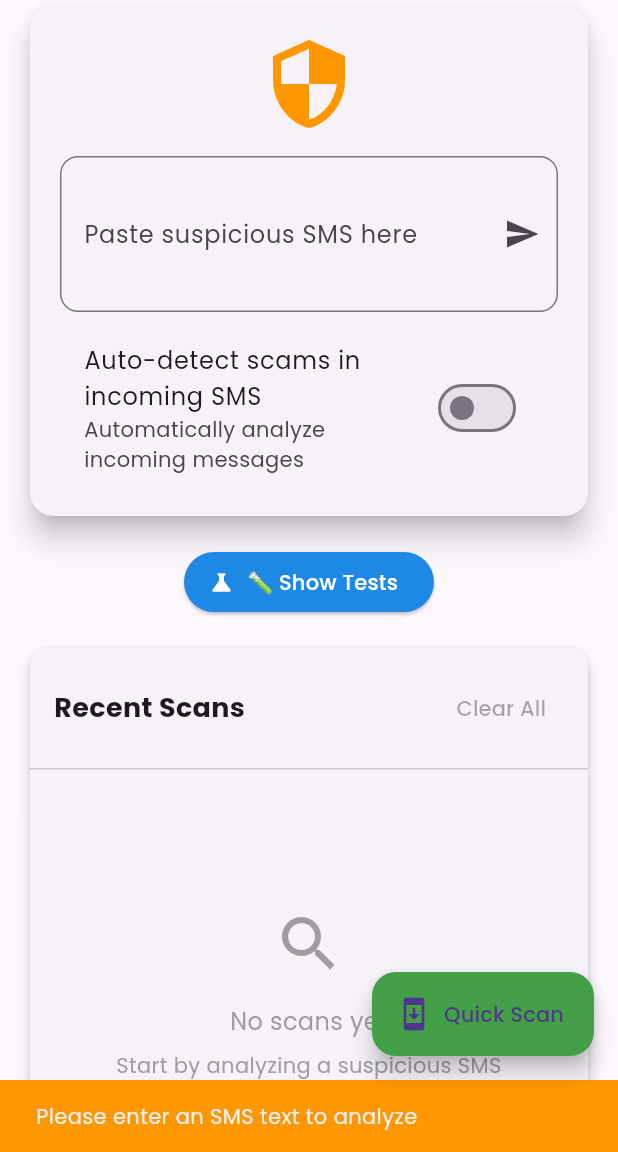
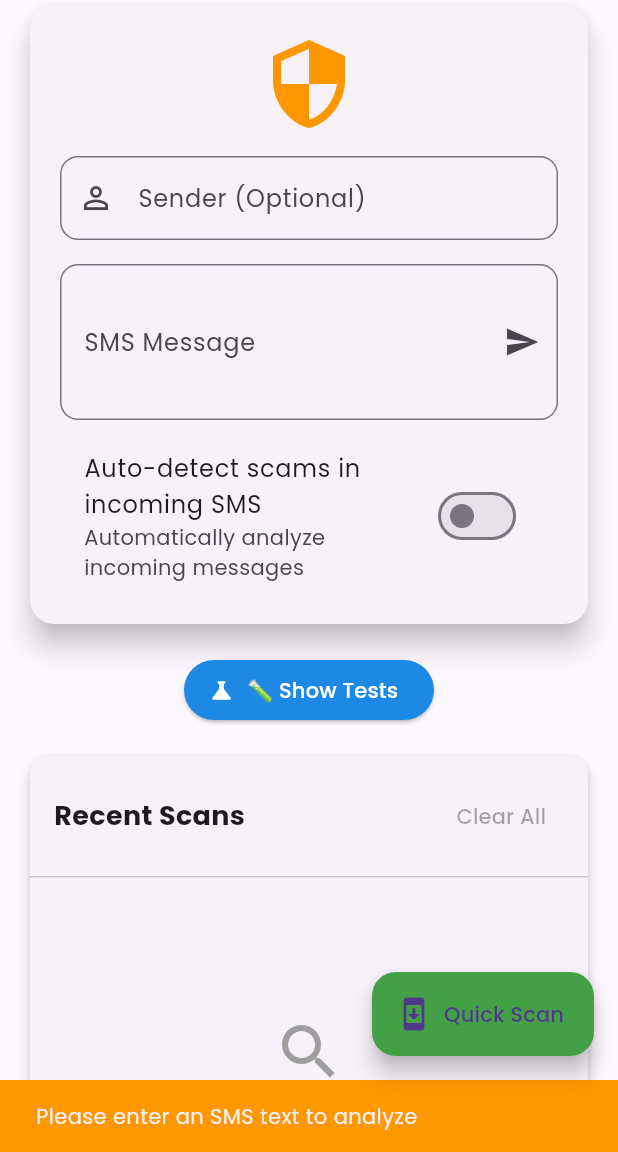
Before and after one commit to T4z4r/scam_detector_app, a Flutter app: the screen it shows after launch, after a tap on "Quick Scan", on a phone screen of 412 x 824 dp, the part 84-1236 px from its top. Run offline on Flutter 3.47's test engine with Material 3 defaults, Android fonts, the phone set to English and light mode, and no system bars; drawn by our look-alikes of flutter_animate; our stand-ins replace flutter_local_notifications, google_fonts, internet_connection_checker, permission_handler, sqflite, timezone; accounts and stored records are empty.

Commit message:
feat: added sender  input

```diff
--- a/lib/screens/home_screen.dart
+++ b/lib/screens/home_screen.dart
@@ -17,6 +17,7 @@ class HomeScreen extends StatefulWidget {
 
 class _HomeScreenState extends State<HomeScreen> {
   final TextEditingController _smsController = TextEditingController();
+  final TextEditingController _senderController = TextEditingController();
   bool _autoMonitoringEnabled = false;
   bool _showTestPanel = false; // Toggle for test panel
 
@@ -78,6 +79,7 @@ class _HomeScreenState extends State<HomeScreen> {
   @override
   void dispose() {
     _smsController.dispose();
+    _senderController.dispose();
     super.dispose();
   }
 
@@ -156,10 +158,23 @@ class _HomeScreenState extends State<HomeScreen> {
                                 ).animate().scale(duration: 500.ms),
                                 const SizedBox(height: 16),
                                 TextField(
+                                  controller: _senderController,
+                                  maxLines: 1,
+                                  decoration: InputDecoration(
+                                    labelText: 'Sender (Optional)',
+                                    hintText: 'MPESA, BANK, UNKNOWN...',
+                                    border: OutlineInputBorder(
+                                        borderRadius:
+                                            BorderRadius.circular(12)),
+                                    prefixIcon: Icon(Icons.person_outline),
+                                  ),
+                                ),
+                                const SizedBox(height: 16),
+                                TextField(
                                   controller: _smsController,
                                   maxLines: 3,
                                   decoration: InputDecoration(
-                                    labelText: 'Paste suspicious SMS here',
+                                    labelText: 'SMS Message',
                                     hintText: 'M-PESA reversal TSh 50000...',
                                     border: OutlineInputBorder(
                                         borderRadius:
@@ -445,9 +460,11 @@ class _HomeScreenState extends State<HomeScreen> {
 
   void _checkScam() {
     final text = _smsController.text.trim();
+    final sender = _senderController.text.trim();
     if (text.isNotEmpty) {
-      context.read<ScamProvider>().checkScam(text);
+      context.read<ScamProvider>().checkScam(text, sender: sender);
       _smsController.clear();
+      _senderController.clear();
     } else {
       // Show a snackbar or error message
       ScaffoldMessenger.of(context).showSnackBar(
```
